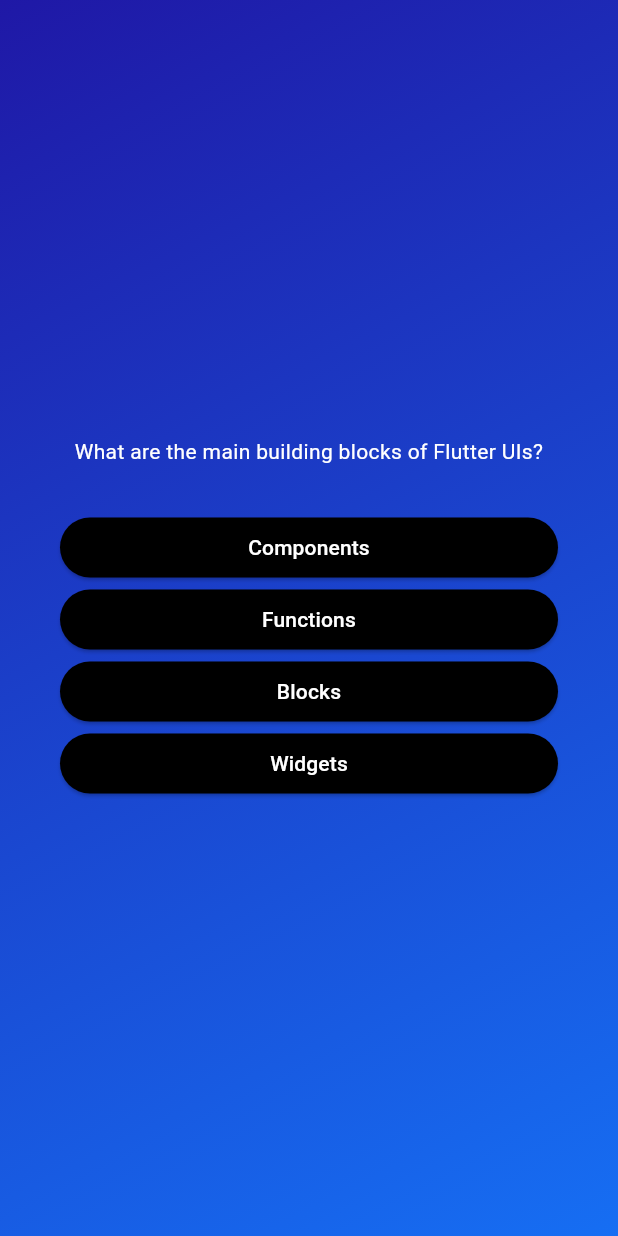
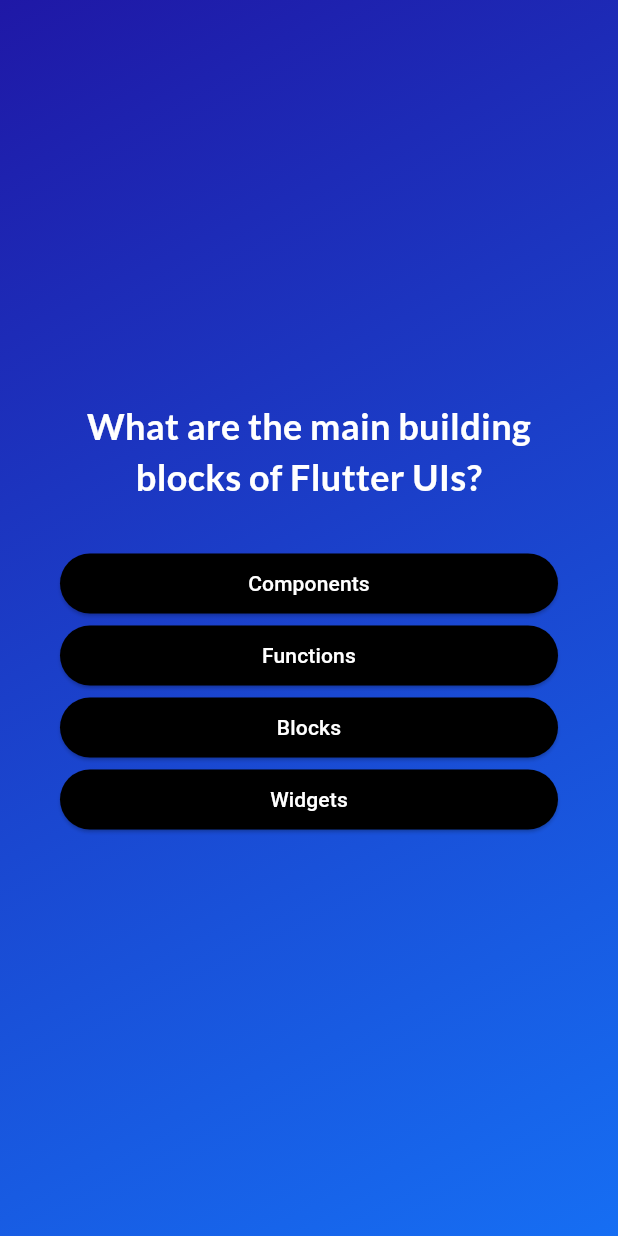
Before and after one commit to fauzanmzlm/quizapp, a Flutter app: the screen it shows after launch, after a tap on "Start Quiz", on a phone screen of 412 x 824 dp. Run offline on Flutter 3.47's test engine with Material 3 defaults, Android fonts, the phone set to English and light mode, and no system bars; our stand-ins replace google_fonts.

Commit message:
Using Third-Party Packages & Adding Google Fonts

```diff
--- a/lib/questions_screen.dart
+++ b/lib/questions_screen.dart
@@ -1,4 +1,5 @@
 import 'package:flutter/material.dart';
+import 'package:google_fonts/google_fonts.dart';
 
 import 'package:adv_basics/answer_button.dart';
 import 'package:adv_basics/data/questions.dart';
@@ -37,8 +38,10 @@ class _QuestionsScreenState extends State<QuestionsScreen> {
           children: [
             Text(
               currentQuestion.text,
-              style: const TextStyle(
-                color: Colors.white,
+              style: GoogleFonts.lato(
+                color: const Color.fromARGB(255, 255, 255, 255),
+                fontSize: 24,
+                fontWeight: FontWeight.bold,
               ),
               textAlign: TextAlign.center,
             ),
--- a/lib/start_screen.dart
+++ b/lib/start_screen.dart
@@ -1,4 +1,5 @@
 import 'package:flutter/material.dart';
+import 'package:google_fonts/google_fonts.dart';
 
 class StartScreen extends StatelessWidget {
   const StartScreen(this.startQuiz, {super.key});
@@ -16,10 +17,11 @@ class StartScreen extends StatelessWidget {
             width: 300,
             // color: const Color.fromARGB(135, 224, 224, 224),
           ),
-          const Text(
+          Text(
             'Learn flutter the fun way!',
-            style: TextStyle(
-              color: Color.fromARGB(255, 255, 255, 255),
+            style: GoogleFonts.lato(
+              color: const Color.fromARGB(255, 255, 255, 255),
+              fontWeight: FontWeight.bold,
               fontSize: 24,
             ),
           ),
--- a/pubspec.yaml
+++ b/pubspec.yaml
@@ -35,6 +35,7 @@ dependencies:
   # The following adds the Cupertino Icons font to your application.
   # Use with the CupertinoIcons class for iOS style icons.
   cupertino_icons: ^1.0.6
+  google_fonts: ^6.2.1
 
 dev_dependencies:
   flutter_test:
```
Also changed, not shown: pubspec.lock, 1 other file.
